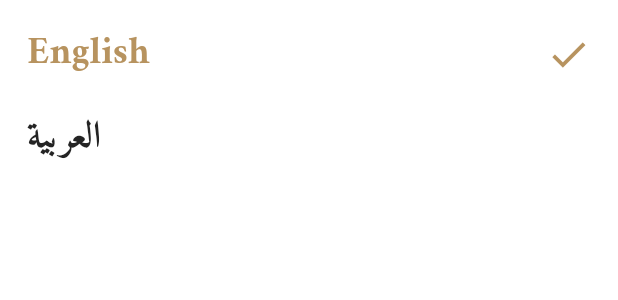
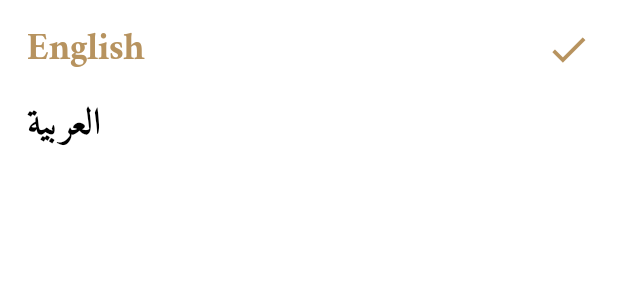
Before and after one commit to BeshoSafwat/Islame, a Flutter app: the LanguageBottomSheet widget shown alone on an empty page, opened directly, on a phone screen of 412 x 824 dp. Shown: the top 300 px of the screen. Run offline on Flutter 3.47's test engine with Material 3 defaults, Android fonts, the phone set to English and light mode, and no system bars; generated files the repository leaves out were written again.

Commit message:
theme update

```diff
--- a/lib/bottom_sheets/language_bottom_sheet.dart
+++ b/lib/bottom_sheets/language_bottom_sheet.dart
@@ -6,7 +6,6 @@ import '../providers/my_provider.dart';
 
 class LanguageBottomSheet extends StatelessWidget {
   LanguageBottomSheet({super.key});
-
 
   @override
   Widget build(BuildContext context) {
@@ -23,10 +22,9 @@ class LanguageBottomSheet extends StatelessWidget {
                 provider.changeLanguage("en");
               },
               child: Text("English",
-                  style: TextStyle(
-                      color: provider.languageCode == "en"
-                          ? MyThemeData.primaryColor
-                          : MyThemeData.scecondryColor)),
+                  style: provider.languageCode == "en"
+                      ? Theme.of(context).textTheme.displayLarge
+                      : Theme.of(context).textTheme.displayMedium),
             ),
             if (provider.languageCode == "en") ...[
               Icon(Icons.done, size: 30, color: MyThemeData.primaryColor),
@@ -44,10 +42,9 @@ class LanguageBottomSheet extends StatelessWidget {
                 provider.changeLanguage("ar");
               },
               child: Text("العربية",
-                  style: TextStyle(
-                      color: provider.languageCode == "ar"
-                          ? MyThemeData.primaryColor
-                          : MyThemeData.scecondryColor)),
+                  style: provider.languageCode == "ar"
+                      ? Theme.of(context).textTheme.displayLarge
+                      : Theme.of(context).textTheme.displayMedium),
             ),
             if (provider.languageCode == "ar") ...[
               Icon(Icons.done, size: 30, color: MyThemeData.primaryColor),
--- a/lib/my_theme.dart
+++ b/lib/my_theme.dart
@@ -5,11 +5,19 @@ class MyThemeData {
   static const Color scecondryColor = Color(0xff242424);
   static Color darkPrimary = Color(0xff141A2E);
   static Color darkSecondary = Color(0xffFACC1D);
-  static Color white = Colors.white;
-
 
   static ThemeData lightTheme = ThemeData(
     textTheme: TextTheme(
+      displayMedium: TextStyle(
+          fontFamily: 'Amiri',
+          color: Colors.black,
+          fontSize: 25,
+          fontWeight: FontWeight.bold),
+      displayLarge: TextStyle(
+          fontFamily: 'Amiri',
+          color: primaryColor,
+          fontSize: 25,
+          fontWeight: FontWeight.bold),
       titleMedium: TextStyle(
           fontFamily: 'Amiri',
           color: Colors.white,
@@ -63,10 +71,22 @@ class MyThemeData {
     scaffoldBackgroundColor: Colors.transparent,
   );
 
-  //================================================================
+  //===========================================================
 
   static ThemeData darkTheme = ThemeData(
     textTheme: TextTheme(
+      //for theme
+      displayMedium: TextStyle(
+          fontFamily: 'Amiri',
+          color: Colors.white,
+          fontSize: 25,
+          fontWeight: FontWeight.bold),
+      displayLarge: TextStyle(
+          fontFamily: 'Amiri',
+          color: primaryColor,
+          fontSize: 25,
+          fontWeight: FontWeight.bold),
+      //--------------------
       titleMedium: TextStyle(
           fontFamily: 'Amiri',
           color: Colors.black,
@@ -79,7 +99,7 @@ class MyThemeData {
           fontWeight: FontWeight.w300),
       bodyMedium: TextStyle(
           fontFamily: 'Amiri',
-          color: Colors.white,
+          color: Color(0xffFACC1D),
           fontSize: 25,
           fontWeight: FontWeight.w400),
       bodyLarge: TextStyle(
@@ -117,7 +137,9 @@ class MyThemeData {
       ),
       unselectedIconTheme: IconThemeData(
         size: 25,
-        )),
+      ),
+    ),
+
     dividerColor: darkSecondary,
     scaffoldBackgroundColor: Colors.transparent,
   );
--- a/lib/tabs/quran_tab.dart
+++ b/lib/tabs/quran_tab.dart
@@ -271,6 +271,7 @@ class QuranTab extends StatelessWidget {
                           AppLocalizations.of(context)!.chaptername,
                           style: Theme.of(context).textTheme.bodyMedium,
                         ),
+                        SizedBox(width: 5,),
                         Text(
                           AppLocalizations.of(context)!.chapternumber,
                           style: Theme.of(context).textTheme.bodyMedium,
--- a/lib/tabs/settings_tab.dart
+++ b/lib/tabs/settings_tab.dart
@@ -2,7 +2,6 @@ import 'package:flutter/material.dart';
 import 'package:isllame/my_theme.dart';
 import 'package:flutter_gen/gen_l10n/app_localizations.dart';
 import 'package:provider/provider.dart';
-
 import '../bottom_sheets/language_bottom_sheet.dart';
 import '../bottom_sheets/theme_bottom_sheet.dart';
 import '../providers/my_provider.dart';
@@ -41,7 +40,7 @@ class SettingsTab extends StatelessWidget {
               width: double.infinity,
               padding: EdgeInsets.all(12),
               decoration: BoxDecoration(
-                color: Colors.white,
+                  color: Colors.white,
                   borderRadius: BorderRadius.circular(15),
                   border: Border.all(color: MyThemeData.primaryColor)),
               child: Center(
@@ -75,7 +74,7 @@ class SettingsTab extends StatelessWidget {
               width: double.infinity,
               padding: EdgeInsets.all(12),
               decoration: BoxDecoration(
-                color: Colors.white,
+                  color: Colors.white,
                   borderRadius: BorderRadius.circular(15),
                   border: Border.all(color: MyThemeData.primaryColor)),
               child: Center(
```
Also changed, not shown: lib/bottom_sheets/theme_bottom_sheet.dart (+7 -8 lines), lib/hadeth_details/hadeth_details.dart (+11 -3 lines), lib/hadeth_details/hadeth_details_provider.dart (+8 -2 lines), lib/sura_details/sura_details.dart (+9 -3 lines). Lines whose indentation alone changed are shown as unchanged.
